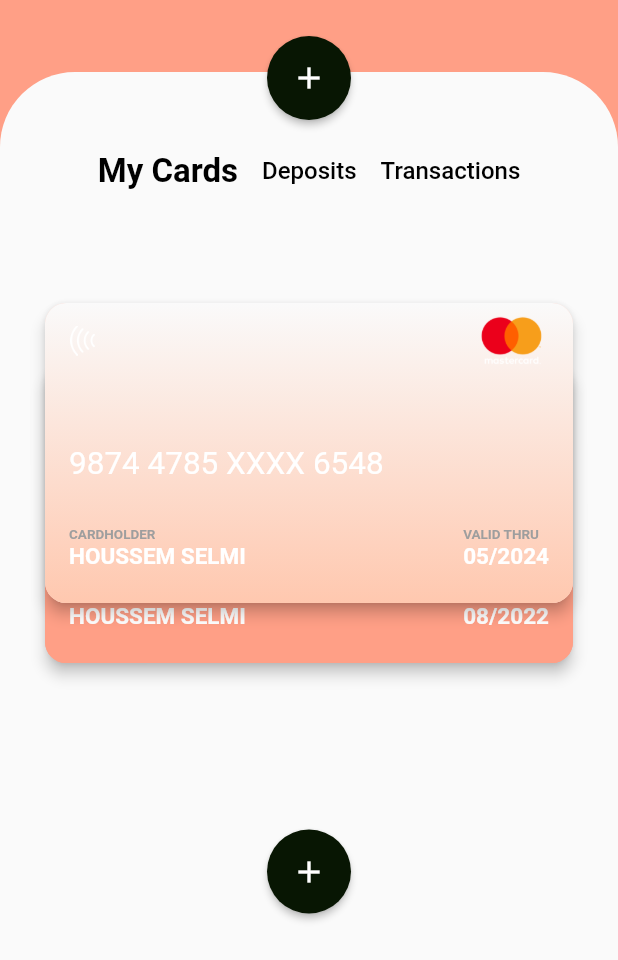
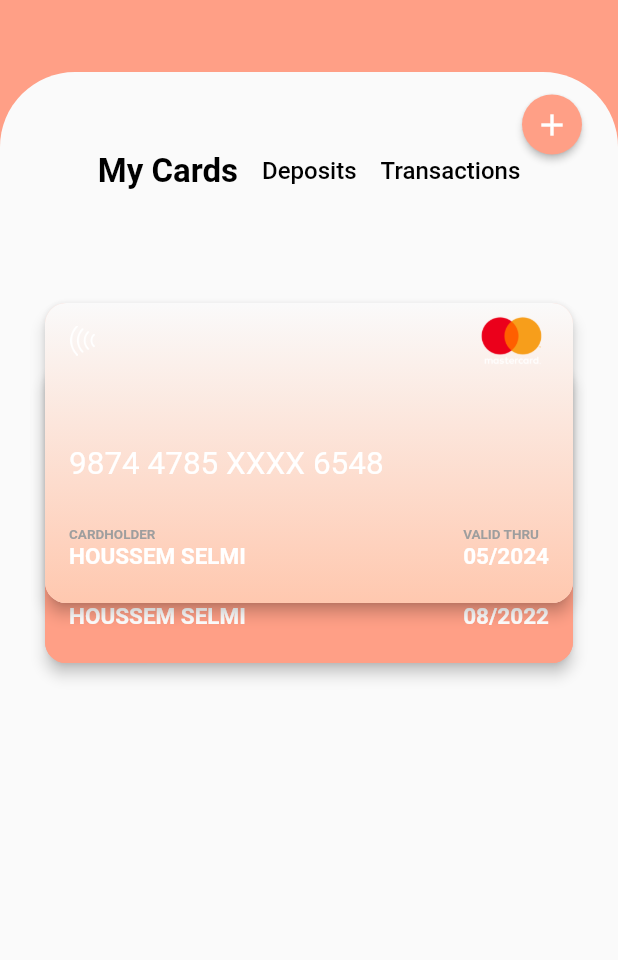
Before and after one commit to Akib7/finance-mobile-app, a Flutter app: the CreditCardPageWithCreditCard screen opened directly, on a phone screen of 412 x 824 dp. Shown: the top 960 px of the screen. Run offline on Flutter 3.47's test engine with Material 2 defaults, Android fonts, the phone set to English and light mode, and no system bars; drawn by our look-alikes of buttons_tabbar; our stand-ins replace cloud_firestore, firebase_auth, firebase_core, get, image_picker, persistent_bottom_nav_bar; accounts and stored records are empty; network calls fail; Roboto replaces fonts that are missing (CourrierPrime).

Commit message:
working with the topUp page

```diff
--- a/lib/screens/credit_card_page_with_creditcard.dart
+++ b/lib/screens/credit_card_page_with_creditcard.dart
@@ -12,14 +12,14 @@ class CreditCardPageWithCreditCard extends StatelessWidget {
   }) {
     return Container(
       margin: const EdgeInsets.only(top: 24.0),
-      alignment: Alignment.center,
+      alignment: Alignment.topRight,
       child: FloatingActionButton(
         elevation: 2.0,
         onPressed: () {
           print("Add a credit card");
         },
         backgroundColor: color,
-        mini: false,
+        mini: true,
         child: icon,
       ),
     );
@@ -58,11 +58,15 @@ class CreditCardPageWithCreditCard extends StatelessWidget {
                   ),
                 ),
               ),
-              _buildAddCardButton(
-                icon: const Icon(
-                  Icons.add,
+              Padding(
+                padding: const EdgeInsets.symmetric(
+                    horizontal: 20.0, vertical: 35.0),
+                child: _buildAddCardButton(
+                  icon: const Icon(
+                    Icons.add,
+                  ),
+                  color: login_color,
                 ),
-                color: const Color(0xFF081603),
               )
             ],
           ),
--- a/lib/widgets/credit_card_page.dart
+++ b/lib/widgets/credit_card_page.dart
@@ -46,10 +46,10 @@ class CreditCardsPage extends StatelessWidget {
               //     cardExpiration: "05/2024",
               //     cardHolder: "HOUSSEM SELMI",
               //     cardNumber: "9874 4785 XXXX 6548"),
-              _buildAddCardButton(
-                icon: const Icon(Icons.add),
-                color: const Color(0xFF081603),
-              )
+              // _buildAddCardButton(
+              //   icon: const Icon(Icons.add),
+              //   color: const Color(0xFF081603),
+              // )
             ],
           ),
         ),
@@ -151,24 +151,4 @@ class CreditCardsPage extends StatelessWidget {
       ],
     );
   }
-
-// Build the FloatingActionButton
-  Container _buildAddCardButton({
-    required Icon icon,
-    required Color color,
-  }) {
-    return Container(
-      margin: const EdgeInsets.only(top: 24.0),
-      alignment: Alignment.center,
-      child: FloatingActionButton(
-        elevation: 2.0,
-        onPressed: () {
-          print("Add a credit card");
-        },
-        backgroundColor: color,
-        mini: false,
-        child: icon,
-      ),
-    );
-  }
 }
```
